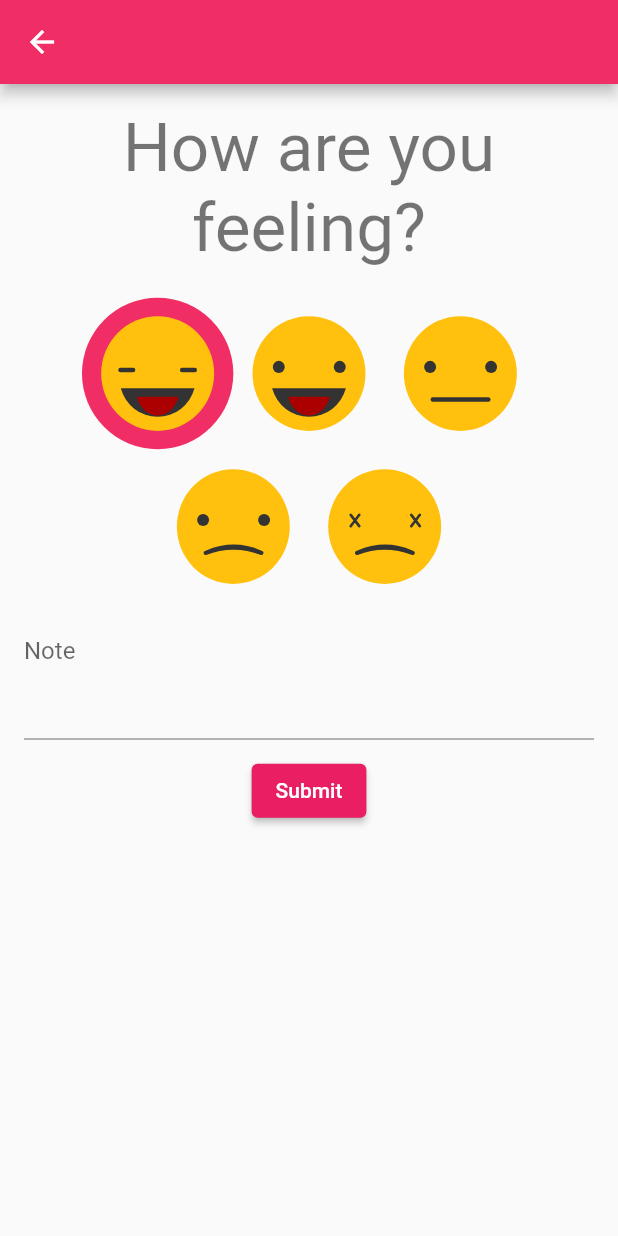
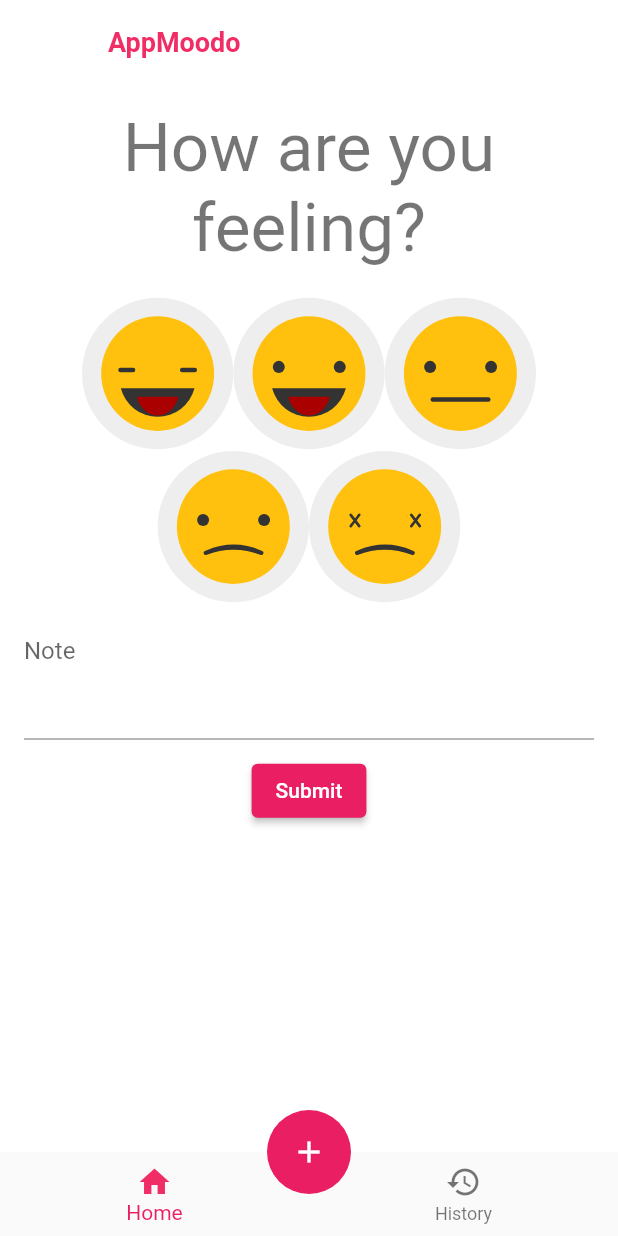
Before and after one commit to lohanidamodar/appmoodo, a Flutter app: the HomePage screen opened by its route, after a tap on "Submit", on a phone screen of 412 x 824 dp. Run offline on Flutter 3.47's test engine with Material 2 defaults, Android fonts, the phone set to English and light mode, and no system bars; our stand-ins replace appwrite, flutter_riverpod, flutter_svg; network calls fail.

Commit message:
visual elements

```diff
--- a/lib/main.dart
+++ b/lib/main.dart
@@ -37,10 +37,23 @@ class _MyAppState extends State<MyApp> {
   @override
   Widget build(BuildContext context) {
     return MaterialApp(
-      title: 'Flutter Demo',
+      title: 'AppMoodo',
       theme: ThemeData(
         primaryColor: AppColors.primaryColor,
         primarySwatch: Colors.pink,
+        scaffoldBackgroundColor: Colors.white,
+        appBarTheme: AppBarTheme(
+          backgroundColor: Colors.white,
+          elevation: 0,
+          textTheme: TextTheme(
+            headline6: TextStyle(
+              inherit: true,
+              fontWeight: FontWeight.bold,
+              fontSize: 18.0,
+              color: AppColors.primaryColor,
+            ),
+          ),
+        ),
       ),
       home: AuthChecker(),
       onGenerateRoute: (settings) {
--- a/lib/res/app_constants.dart
+++ b/lib/res/app_constants.dart
@@ -2,4 +2,6 @@ class AppConstants {
   static const String endpoint = 'https://demo.appwrite.io/v1';
   static const String projectId = '6062e0a8947e4';
   static const String entriesCollection = '6062e1135ab83';
+
+  static String appName = "AppMoodo";
 }
--- a/lib/service/api_service.dart
+++ b/lib/service/api_service.dart
@@ -85,8 +85,11 @@ class ApiService {
 
   Future<List<Mood>> getMoods() async {
     try {
-      final res =
-          await db.listDocuments(collectionId: AppConstants.entriesCollection);
+      final res = await db.listDocuments(
+        collectionId: AppConstants.entriesCollection,
+        orderField: 'date',
+        orderType: OrderType.desc,
+      );
       return List<Map<String, dynamic>>.from(res.data['documents'])
           .map((e) => Mood.fromMap(e))
           .toList();
@@ -95,5 +98,4 @@ class ApiService {
       return [];
     }
   }
-
 }
--- a/lib/ui/pages/home.dart
+++ b/lib/ui/pages/home.dart
@@ -1,3 +1,5 @@
+import 'package:appmoodo/res/app_colors.dart';
+import 'package:appmoodo/res/app_constants.dart';
 import 'package:appmoodo/res/assets.dart';
 import 'package:appmoodo/service/api_service.dart';
 import 'package:appmoodo/state/state.dart';
@@ -5,8 +7,9 @@ import 'package:appmoodo/ui/widgets/mood_icon.dart';
 import 'package:flutter/material.dart';
 import 'package:flutter_riverpod/flutter_riverpod.dart';
 
-final moodProvider = StateProvider<int>((ref) => 5);
-final contentControllerProvider = Provider((ref) => TextEditingController());
+final moodProvider = StateProvider.autoDispose<int>((ref) => 0);
+final contentControllerProvider =
+    Provider.autoDispose((ref) => TextEditingController());
 
 class HomePage extends ConsumerWidget {
   @override
@@ -15,7 +18,9 @@ class HomePage extends ConsumerWidget {
     watch(moodsFutureProvider);
     final moodEntries = watch(moodsProvider).state;
     return Scaffold(
-      appBar: AppBar(),
+      appBar: AppBar(
+        title: Text(AppConstants.appName),
+      ),
       body: ListView(
         padding: const EdgeInsets.all(16.0),
         children: <Widget>[
@@ -29,21 +34,21 @@ class HomePage extends ConsumerWidget {
             mainAxisAlignment: MainAxisAlignment.center,
             children: [
               MoodIcon(
-                isSelected:  mood == 5,
+                isSelected: mood == 5,
                 icon: AppAssets.awesome,
                 onTap: () {
                   watch(moodProvider).state = 5;
                 },
               ),
               MoodIcon(
-                isSelected:  mood == 4,
+                isSelected: mood == 4,
                 icon: AppAssets.good,
                 onTap: () {
                   watch(moodProvider).state = 4;
                 },
               ),
               MoodIcon(
-                isSelected:  mood == 3,
+                isSelected: mood == 3,
                 icon: AppAssets.meh,
                 onTap: () {
                   watch(moodProvider).state = 3;
@@ -55,14 +60,14 @@ class HomePage extends ConsumerWidget {
             mainAxisAlignment: MainAxisAlignment.center,
             children: [
               MoodIcon(
-                isSelected:  mood == 2,
+                isSelected: mood == 2,
                 icon: AppAssets.bad,
                 onTap: () {
                   watch(moodProvider).state = 2;
                 },
               ),
               MoodIcon(
-                isSelected:  mood == 1,
+                isSelected: mood == 1,
                 icon: AppAssets.awful,
                 onTap: () {
                   watch(moodProvider).state = 1;
@@ -98,13 +103,46 @@ class HomePage extends ConsumerWidget {
                   cp.state = moods;
                 }
                 context.read(contentControllerProvider).clear();
+                context.read(moodProvider).state = 0;
               },
             ),
           ),
-          ...moodEntries.map((mood) => ListTile(
-                title: Text(mood.content ?? mood.mood.toString()),
-              ))
+          ...moodEntries.map(
+            (mood) => ListTile(
+              title: Text(mood.content ?? mood.mood.toString()),
+              subtitle: Text(mood.date.toString()),
+              leading: Text("${mood.mood}"),
+            ),
+          )
         ],
+      ),
+      bottomNavigationBar: BottomNavigationBar(
+        elevation: 0,
+        items: [
+          BottomNavigationBarItem(
+            label: "Home",
+            icon: Icon(Icons.home),
+            activeIcon: Icon(
+              Icons.home,
+              color: AppColors.primaryColor,
+            ),
+          ),
+          BottomNavigationBarItem(
+            label: "History",
+            icon: Icon(Icons.history),
+            activeIcon: Icon(
+              Icons.history,
+              color: AppColors.primaryColor,
+            ),
+          ),
+        ],
+      ),
+      floatingActionButtonLocation:
+          FloatingActionButtonLocation.miniCenterDocked,
+      floatingActionButton: FloatingActionButton(
+        elevation: 0,
+        child: Icon(Icons.add),
+        onPressed: () {},
       ),
     );
   }
--- a/lib/ui/widgets/mood_icon.dart
+++ b/lib/ui/widgets/mood_icon.dart
@@ -27,7 +27,7 @@ class MoodIcon extends StatelessWidget {
   Material _buildIcon() {
     return Material(
       shape: CircleBorder(),
-      color: isSelected ? AppColors.primaryColor : Colors.transparent,
+      color: isSelected ? AppColors.primaryColor : Colors.grey.shade200,
       clipBehavior: Clip.antiAlias,
       child: InkWell(
         splashColor: AppColors.primaryColor,
```
